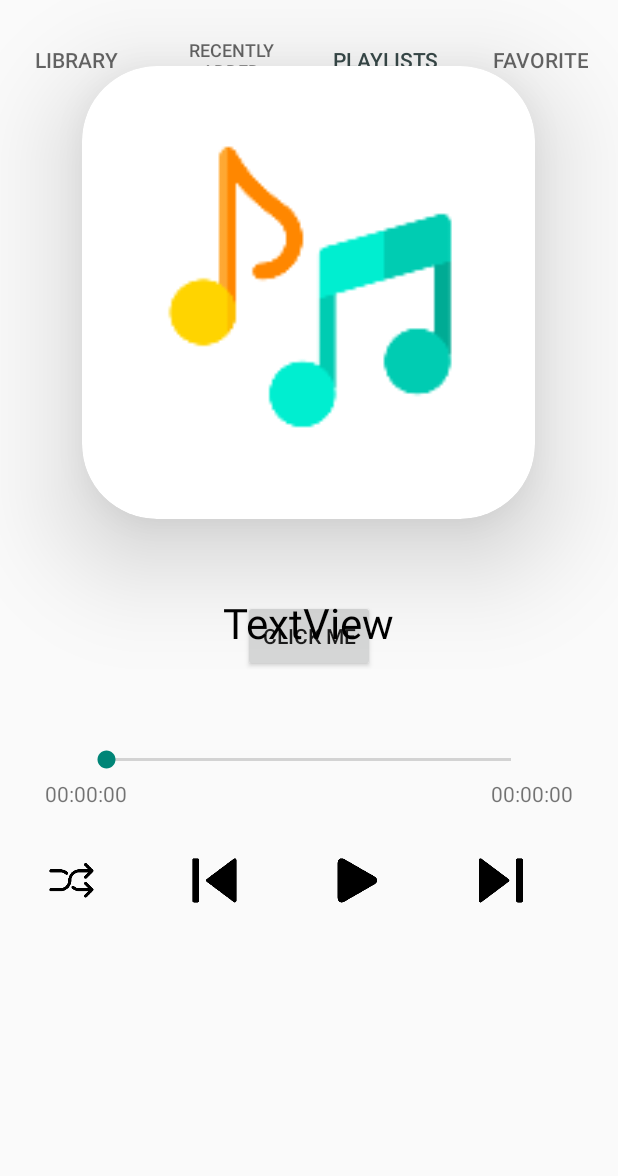
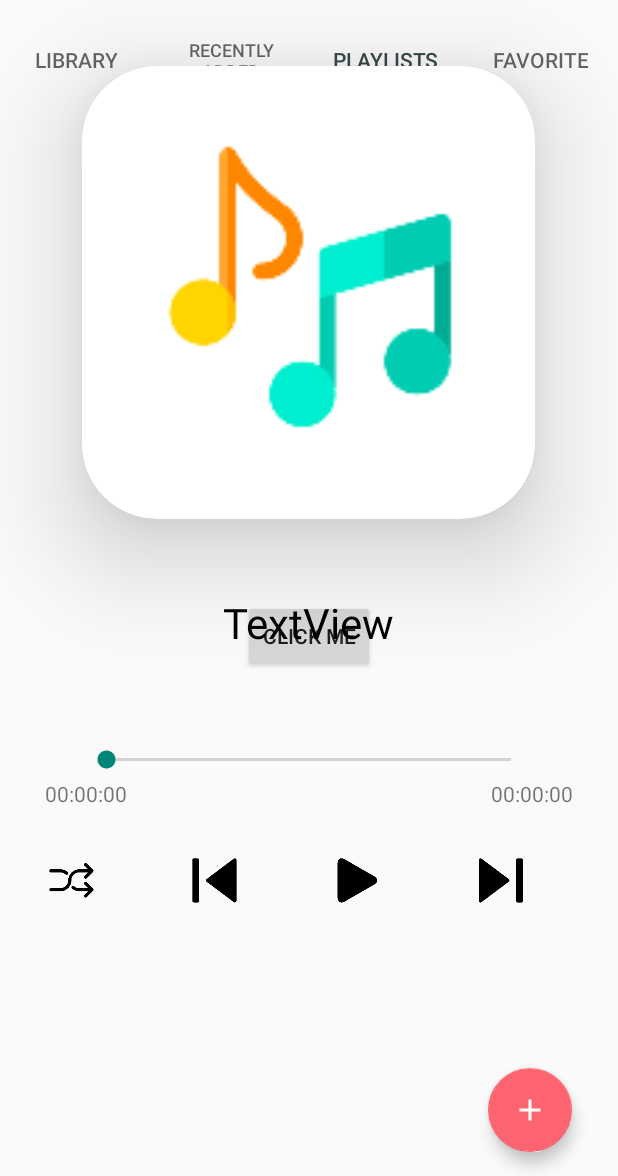
Before and after one commit to MahboubehSeyedpour/Kook-Player, an Android app: the screen it shows after launch (MainActivity), tab 3 chosen, on a phone screen of 412 x 824 dp, the part 60-1236 px from its top. Run offline under Robolectric (Android 15) with nearby library versions, the phone set to English and light mode, and no system bars; libraries missing offline, so code that uses them is left out: com.sothree.slidinguppanel; plain views replace SlidingUpPanelLayout; 10 statements that could not run were skipped.

Commit message:
add playlist + some other changes

```diff
--- a/app/src/main/AndroidManifest.xml
+++ b/app/src/main/AndroidManifest.xml
@@ -8,9 +8,9 @@
 
     <application
         android:allowBackup="true"
-        android:icon="@mipmap/ic_app_light_foreground"
+        android:icon="@mipmap/ic_music_foreground"
         android:label="@string/app_name"
-        android:roundIcon="@mipmap/ic_app_light_foreground"
+        android:roundIcon="@mipmap/ic_music_foreground"
         android:supportsRtl="true"
         android:theme="@style/Theme.MusicPlayer">
 
--- a/app/src/main/java/com/example/cassette/adapter/RV_Base_Adapter.kt
+++ b/app/src/main/java/com/example/cassette/adapter/RV_Base_Adapter.kt
@@ -1,14 +1,8 @@
 package com.example.cassette.adapter
 
-import android.app.Activity
-import android.view.LayoutInflater
 import android.view.View
 import android.view.ViewGroup
 import androidx.recyclerview.widget.RecyclerView
-import com.example.cassette.R
-import com.example.cassette.models.Song_Model
-import kotlinx.android.synthetic.main.song_rv_item.view.*
-import kotlin.collections.ArrayList
 
 
 //supert type for recyclerviews
--- a/app/src/main/java/com/example/cassette/adapter/Songs_Adapter.kt
+++ b/app/src/main/java/com/example/cassette/adapter/Songs_Adapter.kt
@@ -11,7 +11,7 @@ import android.widget.Toast
 import androidx.annotation.RequiresApi
 import androidx.recyclerview.widget.RecyclerView
 import com.example.cassette.R
-import com.example.cassette.models.Song_Model
+import com.example.cassette.models.SongModel
 import com.example.cassette.utlis.services.ImageUtils
 import com.example.cassette.views.Fragments.Library
 import com.example.cassette.views.PlayerRemote
@@ -19,7 +19,7 @@ import kotlinx.android.synthetic.main.song_rv_item.view.*
 
 class Songs_Adapter(
     context: Activity,
-    arrayList: ArrayList<Song_Model>
+    arrayList: ArrayList<SongModel>
 ) :
     RV_Base_Adapter() {
 
@@ -41,7 +41,7 @@ class Songs_Adapter(
         holder: RecyclerView.ViewHolder,
         position: Int
     ) {
-        val song: Song_Model = arrayList.get(position)
+        val song: SongModel = arrayList.get(position)
         this.position = position
         val viewHolder = holder as RecyclerViewViewHolder
         viewHolder.title.text = song.title
--- a/app/src/main/java/com/example/cassette/datamodels/Songs_ViewModel.kt
+++ b/app/src/main/java/com/example/cassette/datamodels/Songs_ViewModel.kt
@@ -1,7 +1,6 @@
 package com.example.cassette.datamodels
 
 import androidx.lifecycle.MutableLiveData
-import com.example.cassette.models.Song_Model
 import com.example.cassette.views.Fragments.Library
 
 class Songs_ViewModel : BaseViewModel() {
--- a/app/src/main/java/com/example/cassette/models/Playlist.kt
+++ /dev/null
@@ -1 +0,0 @@
-package com.example.cassette.models
--- /dev/null
+++ b/app/src/main/java/com/example/cassette/models/PlaylistModel.kt
@@ -0,0 +1,6 @@
+package com.example.cassette.models
+
+data class PlaylistModel(
+    val id: Long,
+    val name: String
+){}
--- a/app/src/main/java/com/example/cassette/models/Song_Model.kt
+++ b/app/src/main/java/com/example/cassette/models/SongModel.kt
@@ -4,7 +4,7 @@ import android.graphics.Bitmap
 import android.net.Uri
 
 
-class Song_Model(
+class SongModel(
 //    val id: Long,
 
 //    val trackNumber: Int,
--- a/app/src/main/java/com/example/cassette/utlis/FilePathUtlis.kt
+++ b/app/src/main/java/com/example/cassette/utlis/FilePathUtlis.kt
@@ -31,4 +31,9 @@ object FilePathUtlis {
     fun getAlbumsUri(): String {
         return "content://media/external/audio/albumart"
     }
+
+    fun getPlayListsUri() : Uri
+    {
+            return MediaStore.Audio.Playlists.EXTERNAL_CONTENT_URI
+    }
 }
--- a/app/src/main/java/com/example/cassette/utlis/MusicUtils.kt
+++ b/app/src/main/java/com/example/cassette/utlis/MusicUtils.kt
@@ -12,7 +12,7 @@ import android.util.Log
 import androidx.core.content.FileProvider
 import com.example.cassette.BuildConfig
 import com.example.cassette.R
-import com.example.cassette.models.Song_Model
+import com.example.cassette.models.SongModel
 import com.example.cassette.utlis.FilePathUtlis
 import com.example.cassette.views.Fragments.Library
 import java.io.File
@@ -24,9 +24,9 @@ object MusicUtils {
     lateinit var context: Context
     var column_id: Long = -1
 
-    fun getListOfMusics(context: Context): ArrayList<Song_Model> {
+    fun getListOfMusics(context: Context): ArrayList<SongModel> {
 
-        val musicList = ArrayList<Song_Model>()
+        val musicList = ArrayList<SongModel>()
         this.context = context
         val cursor: Cursor? = context?.contentResolver?.query(
             FilePathUtlis.getMusicsUri(),
@@ -70,8 +70,8 @@ object MusicUtils {
         return bm
     }
 
-    fun getMusic(cursor: Cursor): Song_Model {
-        val song = Song_Model()
+    fun getMusic(cursor: Cursor): SongModel {
+        val song = SongModel()
         try {
 
             song.title =
--- a/app/src/main/java/com/example/cassette/views/Fragments/Library.kt
+++ b/app/src/main/java/com/example/cassette/views/Fragments/Library.kt
@@ -19,14 +19,14 @@ import androidx.recyclerview.widget.LinearLayoutManager
 import com.example.cassette.R
 import com.example.cassette.adapter.Songs_Adapter
 import com.example.cassette.datamodels.Songs_ViewModel
-import com.example.cassette.models.Song_Model
+import com.example.cassette.models.SongModel
 import kotlinx.android.synthetic.main.fragment_library.*
 
 class Library : Fragment() {
 
 
     companion object Library {
-        var arraylist: ArrayList<Song_Model>? = null
+        var arraylist: ArrayList<SongModel>? = null
         var songsAdapter: Songs_Adapter? = null
         val DELETE_REQUEST_CODE = 2
         lateinit var activity: Activity
@@ -97,7 +97,7 @@ class Library : Fragment() {
         songsAdapter = activity?.let {
             Songs_Adapter(
                 it,
-                arraylist as ArrayList<Song_Model>
+                arraylist as ArrayList<SongModel>
             )
         }
         Library.activity = this!!.getActivity()!!
--- a/app/src/main/java/com/example/cassette/views/Fragments/Playlist.kt
+++ b/app/src/main/java/com/example/cassette/views/Fragments/Playlist.kt
@@ -1,27 +1,35 @@
 package com.example.cassette.views.Fragments
 
-import android.database.Cursor
 import android.os.Bundle
-import android.provider.MediaStore
 import android.view.LayoutInflater
 import android.view.View
 import android.view.ViewGroup
 import android.widget.Toast
 import androidx.fragment.app.Fragment
 import com.example.cassette.R
+import com.example.cassette.utlis.PlaylistUtils
+import com.example.cassette.views.dialogs.CreatePlaylist
 import kotlinx.android.synthetic.main.fragment_playlist.*
 
 
 class Playlist : Fragment() {
     override fun onResume() {
         super.onResume()
-        button2.setOnClickListener(){
+        button2.setOnClickListener() {
+            Toast.makeText(context, "clecked", Toast.LENGTH_SHORT).show()
+        }
 
+        fab.setOnClickListener {
 
+            val createPlaylist = CreatePlaylist()
 
-            Toast.makeText(context,"clecked" , Toast.LENGTH_SHORT).show()
+            this.fragmentManager?.beginTransaction()?.let { it1 -> createPlaylist.show(it1, "playlist") }
+
+            context?.let { it1 -> PlaylistUtils.createPlaylist(it1, "me2") }
+
         }
     }
+
 
     override fun onCreateView(
         inflater: LayoutInflater,
--- a/app/src/main/java/com/example/cassette/views/MainActivity.kt
+++ b/app/src/main/java/com/example/cassette/views/MainActivity.kt
@@ -43,7 +43,7 @@ class MainActivity : AppCompatActivity(), LifecycleOwner {
     lateinit var currentMode: playerMode
 
     enum class playerMode(mode: String) {
-        SHUFFLE("suffle"),
+        SHUFFLE("shuffle"),
         NORMAL("normal"),
         REPEAT_ONE("repeat_one"),
         REPEAT_ALL("repeat_all")
@@ -101,6 +101,29 @@ class MainActivity : AppCompatActivity(), LifecycleOwner {
 //        playerPanel.setup(this, bottomSheet, baseContext)
 
         val playerPanel = SlidingUpPanelLayout(baseContext)
+
+        playerPanel.addPanelSlideListener(object : SlidingUpPanelLayout.PanelSlideListener {
+            override fun onPanelSlide(panel: View?, slideOffset: Float) {
+            }
+
+            override fun onPanelStateChanged(
+                panel: View?,
+                previousState: SlidingUpPanelLayout.PanelState?,
+                newState: SlidingUpPanelLayout.PanelState?
+            ) {
+                when (newState?.name) {
+                    "Collapsed" -> {
+                        val i = 0
+                        //action when collapsed
+                    }
+                    "Expanded" -> {
+                        val i = 0
+                        //action when expanded
+                    }
+                }
+            }
+
+        })
 
         val mHandler = Handler()
         runOnUiThread(object : Runnable {
@@ -162,7 +185,10 @@ class MainActivity : AppCompatActivity(), LifecycleOwner {
         sort_iv.setOnClickListener {
 
             val bottomSheetDialog = Custom_BottomSheetDialogFragment.newInstance()
-            bottomSheetDialog?.setStyle(R.style.AppBottomSheetDialogTheme, R.style.AppBottomSheetDialogTheme)
+            bottomSheetDialog?.setStyle(
+                R.style.AppBottomSheetDialogTheme,
+                R.style.AppBottomSheetDialogTheme
+            )
             bottomSheetDialog?.show(supportFragmentManager, "btmsheet")
 
         }
--- /dev/null
+++ b/app/src/main/res/drawable-v24/add.xml
@@ -0,0 +1,9 @@
+<vector xmlns:android="http://schemas.android.com/apk/res/android"
+    android:width="24dp"
+    android:height="24dp"
+    android:viewportWidth="24"
+    android:viewportHeight="24">
+  <path
+      android:fillColor="@android:color/white"
+      android:pathData="M19,13h-6v6h-2v-6H5v-2h6V5h2v6h6V13z"/>
+</vector>
--- a/app/src/main/res/layout/fragment_playlist.xml
+++ b/app/src/main/res/layout/fragment_playlist.xml
@@ -15,4 +15,21 @@
         app:layout_constraintEnd_toEndOf="parent"
         app:layout_constraintStart_toStartOf="parent"
         app:layout_constraintTop_toTopOf="parent" />
+
+    <com.google.android.material.floatingactionbutton.FloatingActionButton
+        android:id="@+id/fab"
+        android:layout_width="wrap_content"
+        android:layout_height="wrap_content"
+        android:layout_gravity="end|bottom"
+        android:layout_margin="16dp"
+        app:backgroundTint="@color/red"
+        android:contentDescription="add playlist"
+        android:src="@drawable/add"
+        app:layout_constraintBottom_toBottomOf="parent"
+        app:layout_constraintEnd_toEndOf="parent"
+        app:layout_constraintHorizontal_bias="0.954"
+        app:layout_constraintStart_toStartOf="parent"
+        app:layout_constraintTop_toTopOf="parent"
+        app:layout_constraintVertical_bias="1.0" />
+
 </androidx.constraintlayout.widget.ConstraintLayout>
```
Also changed, not shown: app/src/main/java/com/example/cassette/utlis/PlaylistUtils.kt (added, +156 -0 lines), app/src/main/java/com/example/cassette/utlis/services/FileUtils.kt (+0 -7 lines), app/src/main/java/com/example/cassette/utlis/services/SortUtils.kt (+6 -6 lines), app/src/main/java/com/example/cassette/views/PlayerRemote.kt (+3 -5 lines), app/src/main/java/com/example/cassette/views/dialogs/CreatePlaylist.kt (+38 -0 lines), app/src/main/res/layout/create_playlist_dialog.xml (added, +71 -0 lines).
